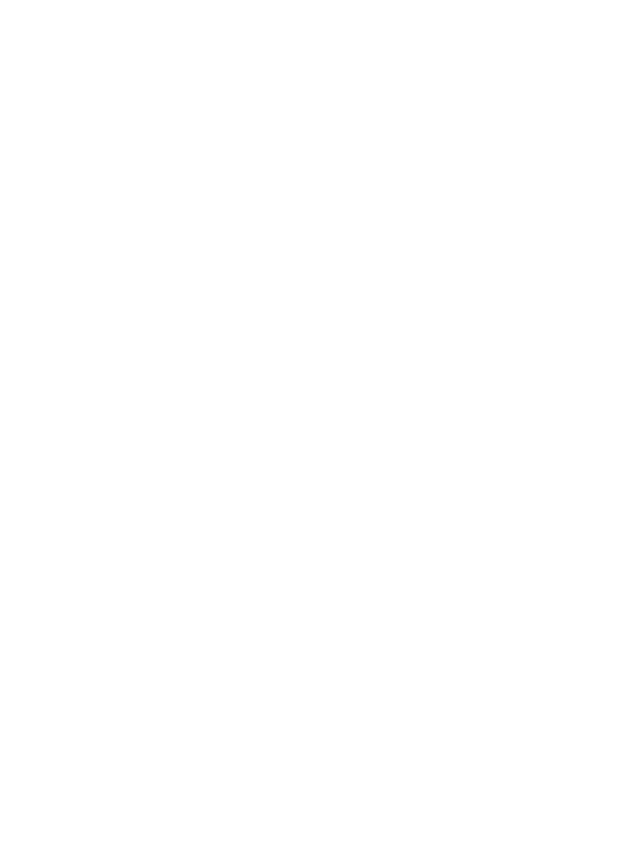
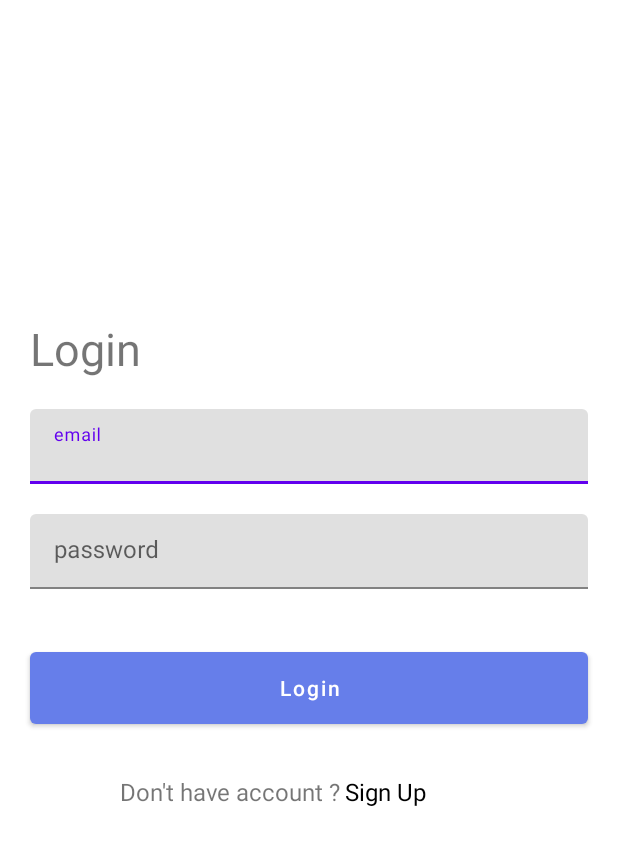
Before and after one commit to ahuamana/EccomerceAppBolt, an Android app: the LoginActivity screen opened directly, with no data from a screen before it, on a phone screen of 412 x 824 dp. Before the commit the part shown is empty. Shown: the top 845 px of the screen. Run offline under Robolectric (Android 15) with nearby library versions, the phone set to English and light mode, and no system bars.

Commit message:
design login activity

```diff
--- a/app/src/main/java/com/bolt/ecomercebolt/Activities/MainActivity.kt
+++ b/app/src/main/java/com/bolt/ecomercebolt/Activities/MainActivity.kt
@@ -21,7 +21,7 @@ class MainActivity : AppCompatActivity() {
 
     }
     fun goToLogin(view: View) {
-        val intent = Intent (this, RegisterActivity::class.java)
+        val intent = Intent (this, LoginActivity::class.java)
         startActivity(intent)
     }
 
--- a/app/src/main/res/layout/activity_login.xml
+++ b/app/src/main/res/layout/activity_login.xml
@@ -1,9 +1,106 @@
 <?xml version="1.0" encoding="utf-8"?>
-<androidx.constraintlayout.widget.ConstraintLayout xmlns:android="http://schemas.android.com/apk/res/android"
+<androidx.coordinatorlayout.widget.CoordinatorLayout xmlns:android="http://schemas.android.com/apk/res/android"
     xmlns:app="http://schemas.android.com/apk/res-auto"
     xmlns:tools="http://schemas.android.com/tools"
     android:layout_width="match_parent"
     android:layout_height="match_parent"
     tools:context=".Activities.LoginActivity">
 
-</androidx.constraintlayout.widget.ConstraintLayout>
+    <androidx.constraintlayout.widget.ConstraintLayout
+        android:layout_width="match_parent"
+        android:layout_height="match_parent">
+
+
+        <TextView
+            android:id="@+id/login"
+            android:layout_width="wrap_content"
+            android:layout_height="wrap_content"
+            android:layout_marginTop="212dp"
+            android:text="Login"
+            android:textSize="30sp"
+            app:layout_constraintEnd_toEndOf="parent"
+            app:layout_constraintHorizontal_bias="0.059"
+            app:layout_constraintStart_toStartOf="parent"
+            app:layout_constraintTop_toTopOf="parent" />
+
+        <com.google.android.material.textfield.TextInputLayout
+            android:id="@+id/textInputLayout"
+            android:layout_width="match_parent"
+            android:layout_height="50dp"
+            android:layout_marginStart="20dp"
+            android:layout_marginTop="20dp"
+            android:hint="email"
+            android:layout_marginEnd="20dp"
+            app:layout_constraintEnd_toEndOf="parent"
+            app:layout_constraintHorizontal_bias="0.0"
+            app:layout_constraintStart_toStartOf="parent"
+            app:layout_constraintTop_toBottomOf="@+id/login">
+
+            <com.google.android.material.textfield.TextInputEditText
+                android:layout_width="match_parent"
+                android:inputType="textEmailAddress"
+                android:layout_height="match_parent"/>
+
+        </com.google.android.material.textfield.TextInputLayout>
+
+        <com.google.android.material.textfield.TextInputLayout
+            android:id="@+id/textInputLayout2"
+            android:layout_width="match_parent"
+            android:layout_height="50dp"
+            android:layout_marginStart="20dp"
+            android:hint="password"
+            android:layout_marginEnd="20dp"
+            android:layout_marginTop="20dp"
+            app:layout_constraintEnd_toEndOf="parent"
+            app:layout_constraintStart_toStartOf="parent"
+            app:layout_constraintTop_toBottomOf="@+id/textInputLayout">
+
+            <com.google.android.material.textfield.TextInputEditText
+                android:layout_width="match_parent"
+                android:inputType="textVisiblePassword"
+                android:layout_height="match_parent"/>
+
+        </com.google.android.material.textfield.TextInputLayout>
+
+
+        <com.google.android.material.button.MaterialButton
+            android:id="@+id/button2"
+            android:layout_width="match_parent"
+            android:layout_height="60dp"
+            android:layout_marginTop="36dp"
+            android:text="Login"
+            android:layout_marginStart="20dp"
+            android:layout_marginEnd="20dp"
+            android:textAllCaps="false"
+            app:backgroundTint="@color/blue_light"
+            app:layout_constraintEnd_toEndOf="@+id/textInputLayout2"
+            app:layout_constraintHorizontal_bias="0.0"
+            app:layout_constraintStart_toStartOf="@+id/textInputLayout2"
+            app:layout_constraintTop_toBottomOf="@+id/textInputLayout2" />
+
+        <TextView
+            android:id="@+id/textView3"
+            android:layout_width="wrap_content"
+            android:layout_height="wrap_content"
+            android:layout_marginTop="28dp"
+            android:text="Don't have account ?"
+            android:textSize="16sp"
+            app:layout_constraintEnd_toStartOf="@+id/textView4"
+            app:layout_constraintHorizontal_bias="0.933"
+            app:layout_constraintStart_toStartOf="@+id/button2"
+            app:layout_constraintTop_toBottomOf="@+id/button2" />
+
+        <TextView
+            android:id="@+id/textView4"
+            android:layout_width="wrap_content"
+            android:layout_height="wrap_content"
+            android:layout_marginTop="28dp"
+            android:layout_marginEnd="128dp"
+            android:text="Sign Up"
+            android:textColor="@color/black"
+            android:textSize="16sp"
+            app:layout_constraintEnd_toEndOf="@+id/button2"
+            app:layout_constraintTop_toBottomOf="@+id/button2" />
+    </androidx.constraintlayout.widget.ConstraintLayout>
+
+</androidx.coordinatorlayout.widget.CoordinatorLayout>
--- a/app/src/main/res/layout/activity_main.xml
+++ b/app/src/main/res/layout/activity_main.xml
@@ -24,25 +24,25 @@
             app:layout_constraintStart_toStartOf="parent"
             app:layout_constraintTop_toBottomOf="@+id/textView" />
 
-        <TextView
+        <com.google.android.material.textview.MaterialTextView
             android:id="@+id/textView2"
             android:layout_width="wrap_content"
             android:layout_height="wrap_content"
             android:layout_marginTop="40dp"
             android:text="Welcome Bolt"
-            android:textSize="16sp"
+            android:textSize="24sp"
             app:layout_constraintHorizontal_bias="0.503"
             app:layout_constraintLeft_toLeftOf="parent"
             app:layout_constraintRight_toRightOf="parent"
             app:layout_constraintTop_toTopOf="parent" />
 
-        <TextView
+        <com.google.android.material.textview.MaterialTextView
             android:id="@+id/textView"
             android:layout_width="wrap_content"
             android:layout_height="wrap_content"
             android:layout_marginTop="16dp"
             android:text="Explore Us"
-            android:textSize="16dp"
+            android:textSize="24sp"
             app:layout_constraintEnd_toEndOf="@+id/textView2"
             app:layout_constraintHorizontal_bias="0.478"
             app:layout_constraintLeft_toLeftOf="parent"
@@ -53,18 +53,19 @@
         <com.google.android.material.button.MaterialButton
             android:id="@+id/button"
             android:layout_width="match_parent"
-            android:layout_height="wrap_content"
+            android:layout_height="60dp"
             android:layout_marginStart="20dp"
-            android:layout_marginTop="124dp"
+            android:layout_marginTop="48dp"
+            android:layout_marginEnd="20dp"
             android:onClick="goToLogin"
+            android:text="LOG IN"
             app:backgroundTint="@color/blue_light"
-            android:layout_marginEnd="20dp"
-            android:text="LOG IN"
             app:layout_constraintEnd_toEndOf="@+id/shapeableImageView"
+            app:layout_constraintHorizontal_bias="0.454"
             app:layout_constraintStart_toStartOf="@+id/shapeableImageView"
             app:layout_constraintTop_toBottomOf="@+id/shapeableImageView" />
 
-        <TextView
+        <com.google.android.material.textview.MaterialTextView
             android:layout_width="wrap_content"
             android:layout_height="wrap_content"
             android:layout_marginTop="28dp"
```
